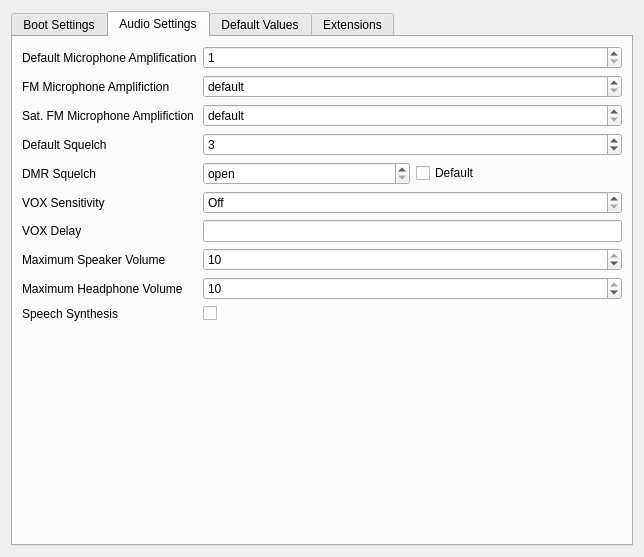
This is src/generalsettingsview.ui in hmatuschek/qdmr as Qt 5 draws it before an edit. The edited form follows.
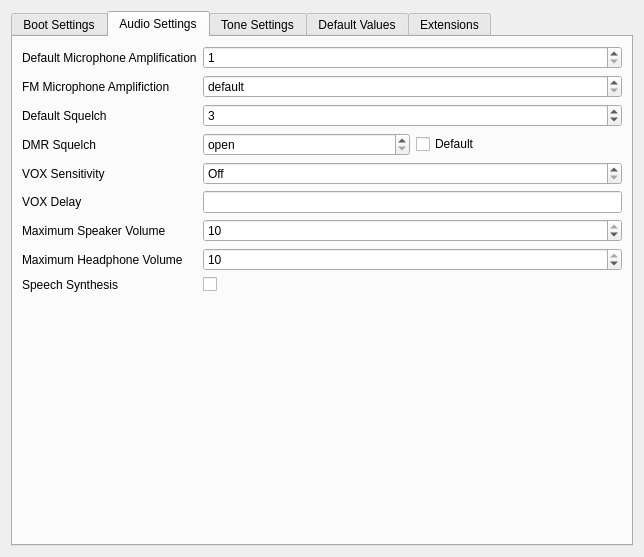
This is the edited form. The open tabs and pages were chosen to show the change. Custom widgets are drawn as their Qt base class.

Commit message: Added some tone settings.

Diff of the .ui file:
```diff
--- a/src/generalsettingsview.ui
+++ b/src/generalsettingsview.ui
@@ -69,7 +69,9 @@
         <attribute name="title">
          <string>Audio Settings</string>
         </attribute>
-        <layout class="QFormLayout" name="formLayout_2">
+        <layout class="QHBoxLayout" name="horizontalLayout_5">
+         <item>
+          <layout class="QFormLayout" name="audioLeftForm">
          <item row="0" column="0">
           <widget class="QLabel" name="micLabel">
            <property name="text">
@@ -108,30 +110,70 @@
           </widget>
          </item>
          <item row="2" column="0">
-          <widget class="QLabel" name="label_2">
+            <widget class="QLabel" name="label_6">
            <property name="text">
-            <string>Sat. FM Microphone Amplifiction</string>
+              <string>Default Squelch</string>
            </property>
           </widget>
          </item>
          <item row="2" column="1">
-          <widget class="QSpinBox" name="satMicGain">
+            <widget class="QSpinBox" name="squelch">
            <property name="specialValueText">
-            <string extracomment="Special value indicating, that the global default mic gain should be used.">default</string>
+              <string extracomment="Special value for the squelch setting, disabling/opening the squelch.">open</string>
            </property>
            <property name="maximum">
             <number>10</number>
            </property>
-          </widget>
-         </item>
-         <item row="5" column="0">
+             <property name="value">
+              <number>3</number>
+             </property>
+            </widget>
+           </item>
+           <item row="3" column="0">
+            <widget class="QLabel" name="label_7">
+             <property name="text">
+              <string>DMR Squelch</string>
+             </property>
+            </widget>
+           </item>
+           <item row="3" column="1">
+            <layout class="QHBoxLayout" name="horizontalLayout">
+             <item>
+              <widget class="QSpinBox" name="dmrSquelch">
+               <property name="sizePolicy">
+                <sizepolicy hsizetype="Minimum" vsizetype="Fixed">
+                 <horstretch>0</horstretch>
+                 <verstretch>0</verstretch>
+                </sizepolicy>
+               </property>
+               <property name="specialValueText">
+                <string extracomment="Special value for the squelch setting, disabling/opening the squelch.">open</string>
+               </property>
+               <property name="maximum">
+                <number>10</number>
+               </property>
+              </widget>
+             </item>
+             <item>
+              <widget class="QCheckBox" name="dmrSquelchDefault">
+               <property name="toolTip">
+                <string>Disables a separate squelch level for DMR. Uses the default one.</string>
+               </property>
+               <property name="text">
+                <string extracomment="Label for a checkbox that disables a separate DMR squelch setting. The default squelch is then used.">Default</string>
+               </property>
+              </widget>
+             </item>
+            </layout>
+           </item>
+           <item row="4" column="0">
           <widget class="QLabel" name="voxLevelLabel">
            <property name="text">
             <string>VOX Sensitivity</string>
            </property>
           </widget>
          </item>
-         <item row="5" column="1">
+           <item row="4" column="1">
           <widget class="QSpinBox" name="voxValue">
            <property name="toolTip">
             <string>Specifies the VOX sensitivity.</string>
@@ -144,42 +186,44 @@
            </property>
           </widget>
          </item>
-         <item row="6" column="0">
+           <item row="5" column="0">
           <widget class="QLabel" name="label_3">
            <property name="text">
             <string>VOX Delay</string>
            </property>
           </widget>
          </item>
-         <item row="6" column="1">
+           <item row="5" column="1">
           <widget class="QLineEdit" name="voxDelay">
            <property name="toolTip">
             <string>Specifies the delay between voice detection and transmission. E.g. 500 ms.</string>
            </property>
           </widget>
          </item>
-         <item row="9" column="0">
-          <widget class="QLabel" name="speechLabel">
-           <property name="text">
-            <string>Speech Synthesis</string>
-           </property>
-          </widget>
-         </item>
-         <item row="9" column="1">
-          <widget class="QCheckBox" name="speech">
-           <property name="text">
-            <string/>
-           </property>
-          </widget>
-         </item>
-         <item row="7" column="0">
+           <item row="6" column="0">
           <widget class="QLabel" name="label_4">
            <property name="text">
             <string>Maximum Speaker Volume</string>
            </property>
           </widget>
          </item>
-         <item row="8" column="0">
+           <item row="6" column="1">
+            <widget class="QSpinBox" name="maxSpeakerVolume">
+             <property name="toolTip">
+              <string>Limits the maximum speaker volume.</string>
+             </property>
+             <property name="minimum">
+              <number>1</number>
+             </property>
+             <property name="maximum">
+              <number>10</number>
+             </property>
+             <property name="value">
+              <number>10</number>
+             </property>
+            </widget>
+           </item>
+           <item row="7" column="0">
           <widget class="QLabel" name="label_5">
            <property name="text">
             <string>Maximum Headphone Volume</string>
@@ -187,22 +231,6 @@
           </widget>
          </item>
          <item row="7" column="1">
-          <widget class="QSpinBox" name="maxSpeakerVolume">
-           <property name="toolTip">
-            <string>Limits the maximum speaker volume.</string>
-           </property>
-           <property name="minimum">
-            <number>1</number>
-           </property>
-           <property name="maximum">
-            <number>10</number>
-           </property>
-           <property name="value">
-            <number>10</number>
-           </property>
-          </widget>
-         </item>
-         <item row="8" column="1">
           <widget class="QSpinBox" name="maxHeadphoneVolume">
            <property name="toolTip">
             <string>Limits the maximum headphone volume.</string>
@@ -218,58 +246,65 @@
            </property>
           </widget>
          </item>
-         <item row="3" column="0">
-          <widget class="QLabel" name="label_6">
+           <item row="8" column="0">
+            <widget class="QLabel" name="speechLabel">
            <property name="text">
-            <string>Default Squelch</string>
+              <string>Speech Synthesis</string>
            </property>
           </widget>
          </item>
-         <item row="3" column="1">
-          <widget class="QSpinBox" name="squelch">
-           <property name="specialValueText">
-            <string extracomment="Special value for the squelch setting, disabling/opening the squelch.">open</string>
-           </property>
-           <property name="maximum">
-            <number>10</number>
-           </property>
-           <property name="value">
-            <number>3</number>
-           </property>
-          </widget>
-         </item>
-         <item row="4" column="0">
-          <widget class="QLabel" name="label_7">
+           <item row="8" column="1">
+            <widget class="QCheckBox" name="speech">
            <property name="text">
-            <string>DMR Squelch</string>
+              <string/>
            </property>
           </widget>
          </item>
-         <item row="4" column="1">
-          <layout class="QHBoxLayout" name="horizontalLayout">
+          </layout>
+         </item>
            <item>
-            <widget class="QSpinBox" name="dmrSquelch">
-             <property name="sizePolicy">
-              <sizepolicy hsizetype="Minimum" vsizetype="Fixed">
-               <horstretch>0</horstretch>
-               <verstretch>0</verstretch>
-              </sizepolicy>
+          <layout class="QFormLayout" name="audioRightForm"/>
+         </item>
+        </layout>
+       </widget>
+       <widget class="QWidget" name="toneTab">
+        <attribute name="title">
+         <string>Tone Settings</string>
+        </attribute>
+        <layout class="QHBoxLayout" name="horizontalLayout_3">
+         <item>
+          <layout class="QFormLayout" name="tineLeftForm">
+           <item row="0" column="0">
+            <widget class="QLabel" name="disableAllTonesLabel">
+             <property name="text">
+              <string extracomment="Label for a checkbox disabling all tones.">Disable all</string>
              </property>
-             <property name="specialValueText">
-              <string extracomment="Special value for the squelch setting, disabling/opening the squelch.">open</string>
-             </property>
-             <property name="maximum">
-              <number>10</number>
-             </property>
             </widget>
            </item>
-           <item>
-            <widget class="QCheckBox" name="dmrSquelchDefault">
+           <item row="0" column="1">
+            <widget class="QCheckBox" name="disableAllTones">
              <property name="toolTip">
               <string>Disables a separate squelch level for DMR. Uses the default one.</string>
              </property>
              <property name="text">
-              <string extracomment="Label for a checkbox that disables a separate DMR squelch setting. The default squelch is then used.">Default</string>
+              <string notr="true"/>
+             </property>
+            </widget>
+           </item>
+           <item row="1" column="0">
+            <widget class="QLabel" name="keyToneVolumeLabel">
+             <property name="text">
+              <string>Key tone volume</string>
+             </property>
+            </widget>
+           </item>
+           <item row="1" column="1">
+            <widget class="QSpinBox" name="keyToneVolume">
+             <property name="specialValueText">
+              <string extracomment="Special value of a spin box indicating that keytones are disabled.">off</string>
+             </property>
+             <property name="maximum">
+              <number>10</number>
              </property>
             </widget>
            </item>
```
Left out of the diff: 14 changed lines with no effect on the pictures. Lines whose indentation alone changed are shown as unchanged. The commit also changes 29 other files.
